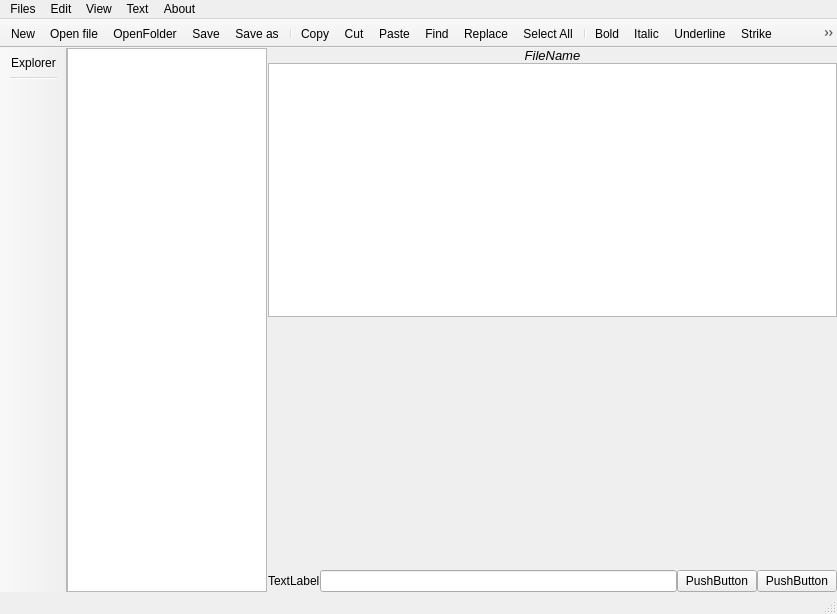
First picture: the form in mainwindow.ui, repository vorobeyka/TextEditor, before the edit.
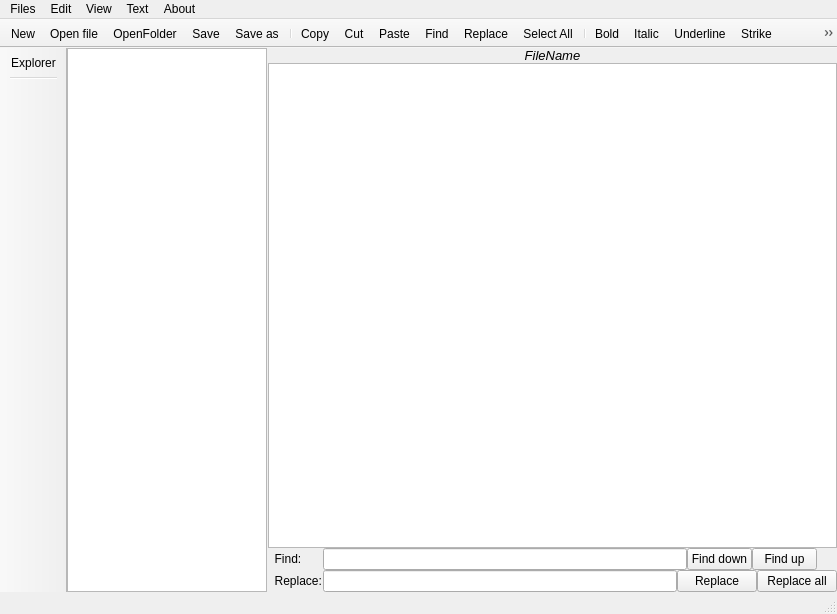
Second picture: the form after the edit. Icons and pictures are not drawn.

Commit message: change find and replace

Patch:
```diff
--- a/mainwindow.ui
+++ b/mainwindow.ui
@@ -115,44 +115,152 @@
           </property>
          </widget>
         </item>
-        <item>
-         <spacer name="verticalSpacer">
-          <property name="orientation">
-           <enum>Qt::Vertical</enum>
-          </property>
-          <property name="sizeHint" stdset="0">
-           <size>
-            <width>20</width>
-            <height>40</height>
-           </size>
-          </property>
-         </spacer>
-        </item>
         <item>
          <layout class="QVBoxLayout" name="verticalLayout_3">
+          <property name="spacing">
+           <number>0</number>
+          </property>
           <item>
            <layout class="QHBoxLayout" name="horizontalLayout_3">
+            <property name="spacing">
+             <number>0</number>
+            </property>
             <item>
-             <widget class="QLabel" name="label">
+             <widget class="QLabel" name="FindLabel">
+              <property name="maximumSize">
+               <size>
+                <width>55</width>
+                <height>16777215</height>
+               </size>
+              </property>
+              <property name="baseSize">
+               <size>
+                <width>55</width>
+                <height>0</height>
+               </size>
+              </property>
               <property name="text">
-               <string>TextLabel</string>
+               <string>  Find:        </string>
               </property>
              </widget>
             </item>
             <item>
-             <widget class="QLineEdit" name="lineEdit"/>
+             <widget class="QLineEdit" name="FindLine">
+              <property name="maximumSize">
+               <size>
+                <width>16777215</width>
+                <height>16777215</height>
+               </size>
+              </property>
+             </widget>
             </item>
             <item>
-             <widget class="QPushButton" name="pushButton_2">
+             <widget class="QPushButton" name="FindDown">
+              <property name="maximumSize">
+               <size>
+                <width>65</width>
+                <height>16777215</height>
+               </size>
+              </property>
               <property name="text">
-               <string>PushButton</string>
+               <string>Find down</string>
               </property>
              </widget>
             </item>
             <item>
-             <widget class="QPushButton" name="pushButton">
+             <widget class="QPushButton" name="FindUp">
+              <property name="maximumSize">
+               <size>
+                <width>65</width>
+                <height>16777215</height>
+               </size>
+              </property>
               <property name="text">
-               <string>PushButton</string>
+               <string>Find up</string>
+              </property>
+             </widget>
+            </item>
+            <item>
+             <widget class="QPushButton" name="CloseFindLine">
+              <property name="maximumSize">
+               <size>
+                <width>20</width>
+                <height>20</height>
+               </size>
+              </property>
+              <property name="font">
+               <font>
+                <pointsize>12</pointsize>
+                <kerning>true</kerning>
+               </font>
+              </property>
+              <property name="layoutDirection">
+               <enum>Qt::LeftToRight</enum>
+              </property>
+              <property name="text">
+               <string/>
+              </property>
+              <property name="icon">
+               <iconset resource="resources.qrc">
+                <normaloff>:/files/images/close-icon.png</normaloff>:/files/images/close-icon.png</iconset>
+              </property>
+              <property name="iconSize">
+               <size>
+                <width>10</width>
+                <height>10</height>
+               </size>
+              </property>
+              <property name="flat">
+               <bool>true</bool>
+              </property>
+             </widget>
+            </item>
+           </layout>
+          </item>
+          <item>
+           <layout class="QHBoxLayout" name="horizontalLayout_4">
+            <property name="spacing">
+             <number>0</number>
+            </property>
+            <item>
+             <widget class="QLabel" name="ReplaceLabel">
+              <property name="maximumSize">
+               <size>
+                <width>55</width>
+                <height>16777215</height>
+               </size>
+              </property>
+              <property name="sizeIncrement">
+               <size>
+                <width>0</width>
+                <height>0</height>
+               </size>
+              </property>
+              <property name="baseSize">
+               <size>
+                <width>55</width>
+                <height>0</height>
+               </size>
+              </property>
+              <property name="text">
+               <string>  Replace:   </string>
+              </property>
+             </widget>
+            </item>
+            <item>
+             <widget class="QLineEdit" name="ReplaceLine"/>
+            </item>
+            <item>
+             <widget class="QPushButton" name="Replace">
+              <property name="text">
+               <string>Replace</string>
+              </property>
+             </widget>
+            </item>
+            <item>
+             <widget class="QPushButton" name="ReplacAll">
+              <property name="text">
+               <string>Replace all</string>
               </property>
              </widget>
             </item>
```
Left out of the diff: 6 changed lines with no effect on the pictures. The commit also changes 12 other files.
